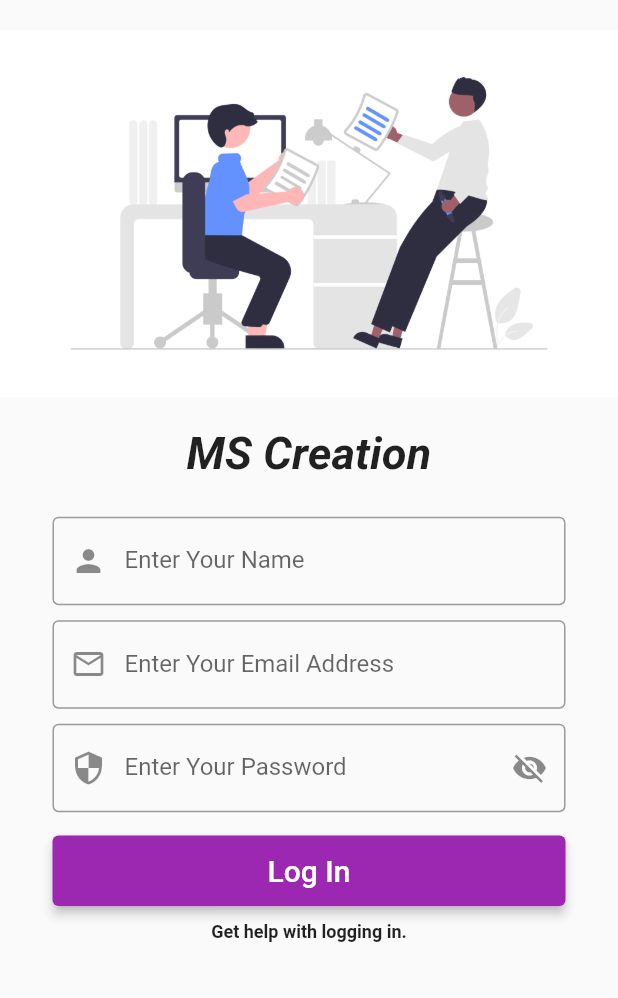
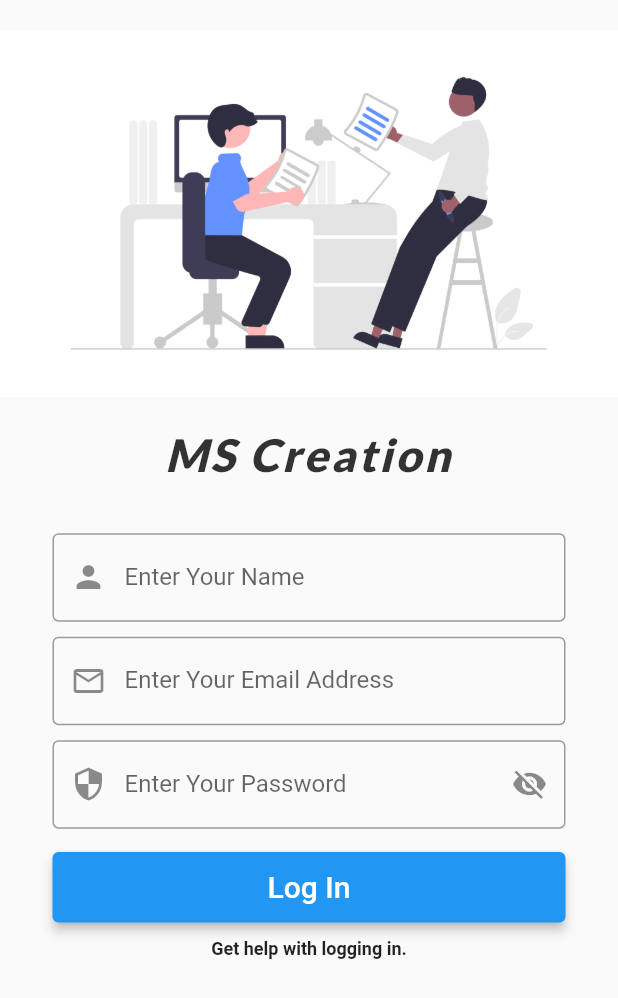
Before and after one commit to smit13192/flutter_app, a Flutter app: the screen it shows after launch, on a phone screen of 412 x 824 dp. Shown: the top 998 px of the screen. Run offline on Flutter 3.47's test engine with Material 2 defaults, Android fonts, the phone set to English and light mode, and no system bars.

Commit message:
add font lato in app

```diff
--- a/lib/main.dart
+++ b/lib/main.dart
@@ -14,8 +14,8 @@ class MyApp extends StatelessWidget {
     return MaterialApp(
       title: 'MS Creation',
       theme: ThemeData(
-        iconTheme: const IconThemeData(color: Colors.purple),
-        primarySwatch: Colors.purple,
+        iconTheme: const IconThemeData(color: Colors.blue),
+        primarySwatch: Colors.blue,
       ),
       initialRoute: "/",
       onGenerateRoute: RouteGenerater.generateRoute,
--- a/lib/page/login.dart
+++ b/lib/page/login.dart
@@ -26,12 +26,14 @@ class _LoginPageState extends State<LoginPage> {
               padding: const EdgeInsets.only(top: 20),
               child: Image.asset("assets/images/working.png"),
             ),
-            const Padding(
-              padding: EdgeInsets.only(bottom: 20, top: 20),
+            Padding(
+              padding: const EdgeInsets.only(bottom: 30, top: 20),
               child: Text("MS Creation",
                   style: TextStyle(
+                    letterSpacing: 2,
+                      fontFamily: "Lato",
                       fontSize: 30,
-                      fontWeight: FontWeight.bold,
+                      color: Colors.black12.withOpacity(0.8),
                       fontStyle: FontStyle.italic),
                   textAlign: TextAlign.center),
             ),
--- a/lib/utilites/drawer.dart
+++ b/lib/utilites/drawer.dart
@@ -1,10 +1,11 @@
 import 'package:flutter/material.dart';
 
 class MyDrawer extends StatefulWidget {
-
-  MyDrawer({Key? key,required  this.name,required this.email}) : super(key: key);
+  MyDrawer({Key? key, required this.name, required this.email})
+      : super(key: key);
   String name;
   String email;
+
   @override
   State<MyDrawer> createState() => _MyDrawerState();
 }
@@ -19,10 +20,10 @@ class _MyDrawerState extends State<MyDrawer> {
         child: Column(
           children: [
             Container(
-              padding: const EdgeInsets.only(top:20),
+              padding: const EdgeInsets.only(top: 20),
               height: 200,
               width: double.infinity,
-              decoration: const BoxDecoration(color: Colors.purple),
+              decoration: const BoxDecoration(color: Colors.blue),
               child: Column(
                 mainAxisAlignment: MainAxisAlignment.center,
                 children: [
@@ -44,7 +45,7 @@ class _MyDrawerState extends State<MyDrawer> {
                   ),
                   Text(
                     widget.email,
-                    style:const TextStyle(color: Colors.white, fontSize: 15),
+                    style: const TextStyle(color: Colors.white, fontSize: 15),
                   )
                 ],
               ),
```
Also changed, not shown: pubspec.yaml (+4 -3 lines), assets/font/Lato-Black.ttf (added).
